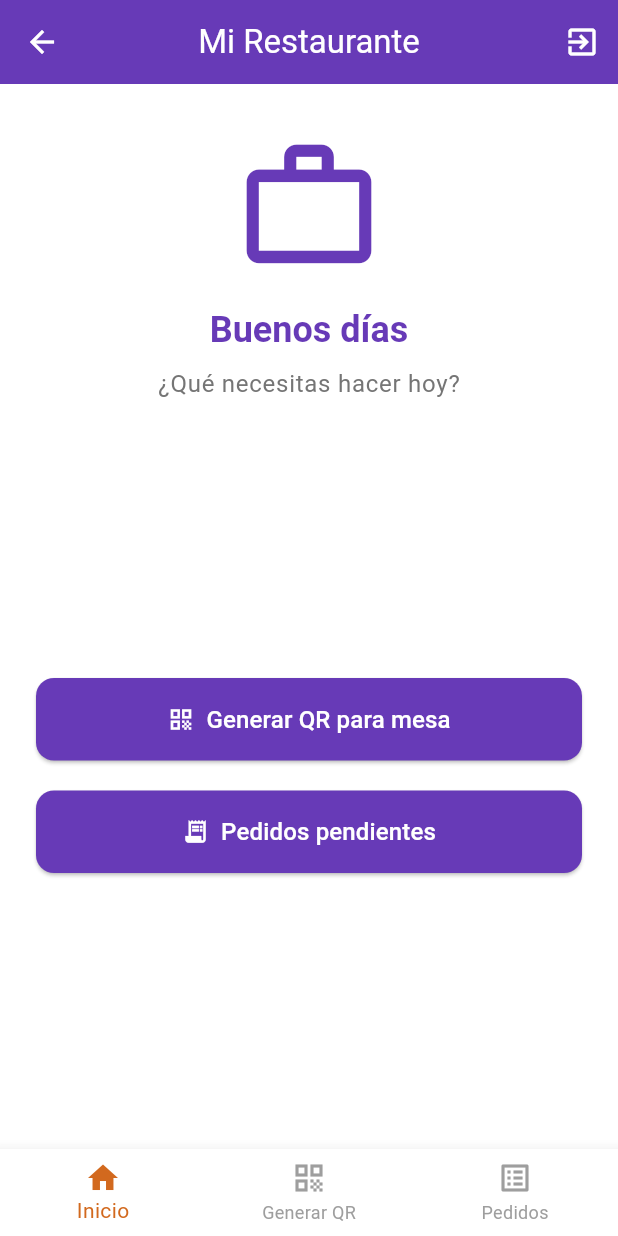
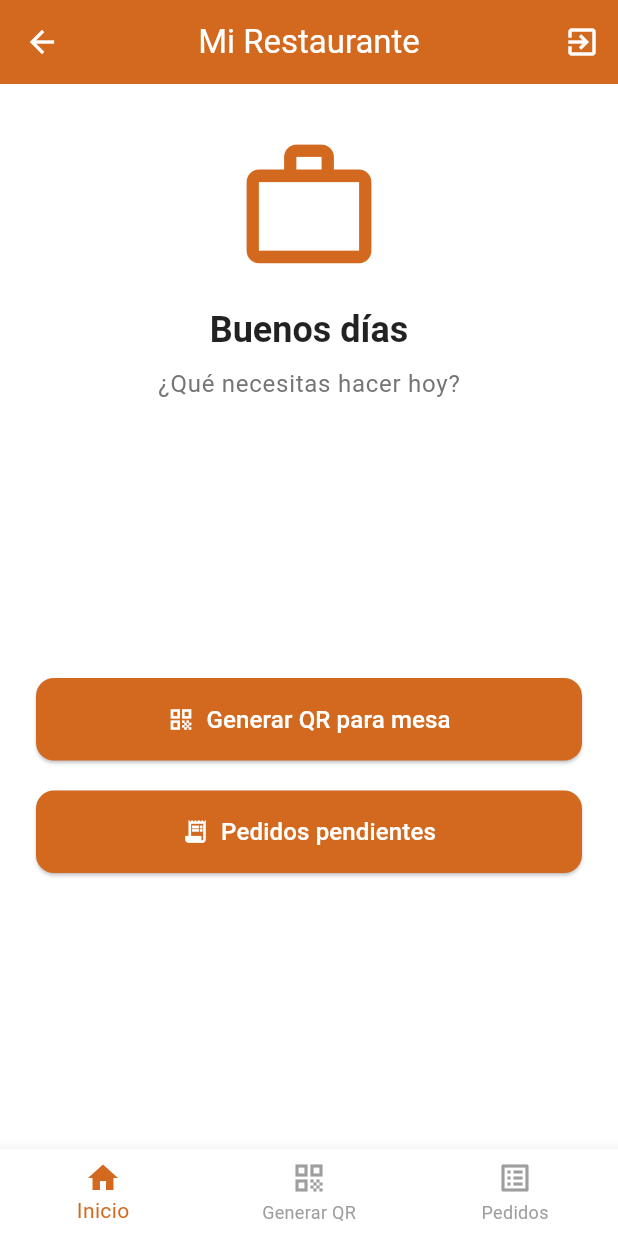
Before and after one commit to ArturoMD7/fast_order, a Flutter app: the WorkerHomeScreen screen opened by its route, on a phone screen of 412 x 824 dp. Run offline on Flutter 3.47's test engine with Material 3 defaults, Android fonts, the light colour scheme and no system bars; our stand-ins replace fl_chart, flutter_dotenv, image_picker, qr_flutter, supabase_flutter; missing offline and left inert: mobile_scanner; accounts and stored records are empty.

Commit message:
actualizacion interfaces worker

```diff
--- a/lib/screens/worker/active_orders_screen.dart
+++ b/lib/screens/worker/active_orders_screen.dart
@@ -111,6 +111,7 @@ class _ActiveOrdersScreenState extends State<ActiveOrdersScreen> {
     return Scaffold(
       appBar: AppBar(
         title: const Text('Pedidos Activos'),
+        backgroundColor: Color(0xFFD2691E),
         actions: [
           IconButton(
             icon: const Icon(Icons.refresh),
--- a/lib/screens/worker/worker_home_screen.dart
+++ b/lib/screens/worker/worker_home_screen.dart
@@ -105,11 +105,12 @@ class _WorkerHomeScreenState extends State<WorkerHomeScreen> {
 
   @override
   Widget build(BuildContext context) {
+    final primaryColor = const Color(0xFFD2691E);
     return Scaffold(
       appBar: AppBar(
         title: Text(_restaurantName),
         centerTitle: true,
-        backgroundColor: Colors.deepPurple,
+        backgroundColor: primaryColor,
         actions: [
           IconButton(
             onPressed: () => _signOut(context),
@@ -125,12 +126,12 @@ class _WorkerHomeScreenState extends State<WorkerHomeScreen> {
               child: Column(
                 mainAxisAlignment: MainAxisAlignment.center,
                 children: [
-                  const Icon(Icons.work_outline, size: 100, color: Colors.deepPurple),
+                  const Icon(Icons.work_outline, size: 100, color: Color(0xFFD2691E)),
                   const SizedBox(height: 16),
                   Text(
                     _greeting,
                     style: Theme.of(context).textTheme.headlineSmall?.copyWith(
-                          color: Colors.deepPurple,
+                          color: Colors.black87,
                           fontWeight: FontWeight.bold,
                         ),
                   ),
@@ -194,7 +195,7 @@ class _WorkerHomeScreenState extends State<WorkerHomeScreen> {
         icon: badgeCount != null
             ? Badge(
                 label: Text(badgeCount.toString()),
-                backgroundColor: Colors.deepOrange,
+                backgroundColor: Color(0xFFD2691E),
                 child: Icon(icon),
               )
             : Icon(icon),
@@ -203,7 +204,7 @@ class _WorkerHomeScreenState extends State<WorkerHomeScreen> {
           style: const TextStyle(fontSize: 16),
         ),
         style: ElevatedButton.styleFrom(
-          backgroundColor: Colors.deepPurple,
+          backgroundColor: Color(0xFFD2691E),
           foregroundColor: Colors.white,
           padding: const EdgeInsets.symmetric(vertical: 16, horizontal: 24),
           shape: RoundedRectangleBorder(
```
Also changed, not shown: lib/screens/worker/worker_qr_generator_screen.dart (+4 -4 lines).
